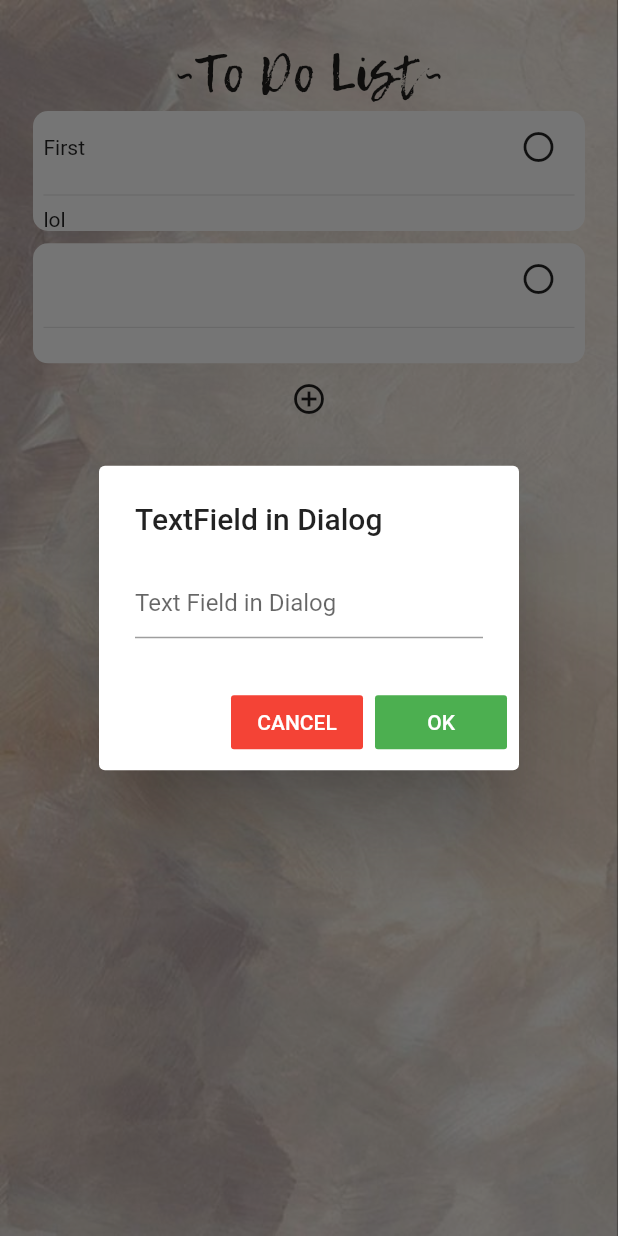
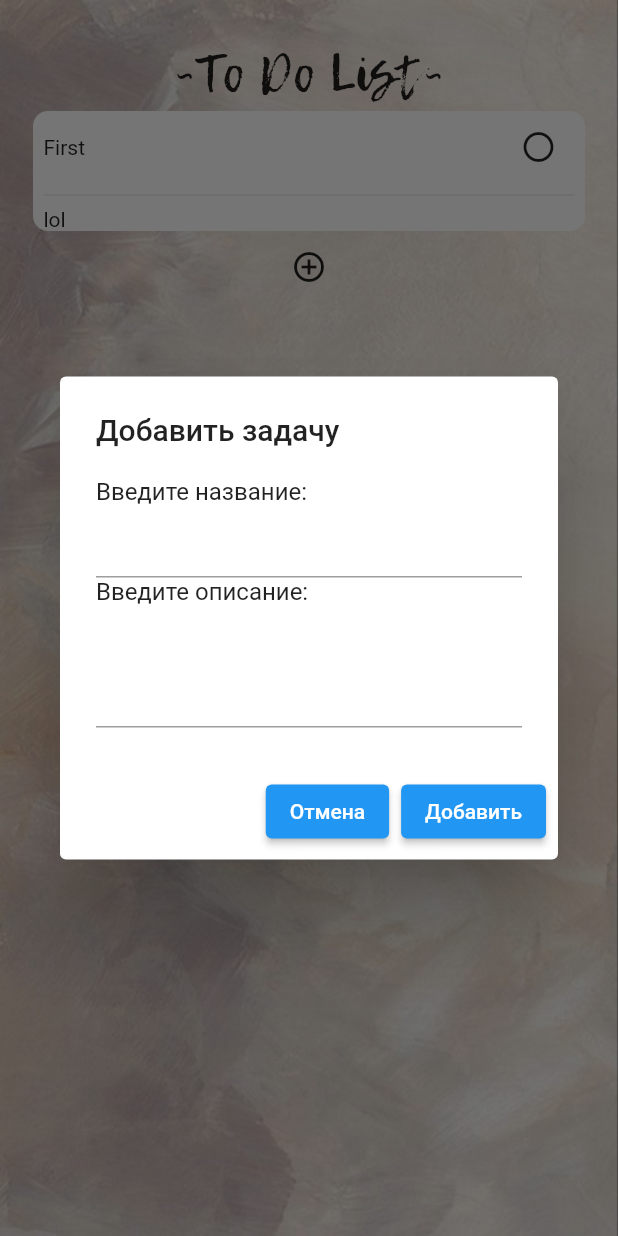
Before and after one commit to Stuzja/todo_list, a Flutter app: the screen it shows after launch, after a tap on the "add circle outline" icon, on a phone screen of 412 x 824 dp. Run offline on Flutter 3.47's test engine with Material 2 defaults, Android fonts, the light colour scheme and no system bars.

Commit message:
Диалоговое окно (без дизайна) добавления новой задачи

```diff
--- a/lib/widgets/notes_widget.dart
+++ b/lib/widgets/notes_widget.dart
@@ -12,37 +12,50 @@ class NotesWidget extends StatefulWidget {
 }
 
 class NotesWidgetState extends State<NotesWidget> {
-  Future<void> _displayTextInputDialog(BuildContext context) async {
+  Future<void> _displayAddNoteDialog(BuildContext contex) async {
+    String title = "";
+    String text = "";
     return showDialog(
         context: context,
         builder: (context) {
           return AlertDialog(
-            title: Text('TextField in Dialog'),
-            content: TextField(
-              onChanged: (value) {
-                setState(() {});
-              },
-              //  controller: _textFieldController,
-              decoration: InputDecoration(hintText: "Text Field in Dialog"),
-            ),
+            title: const Text('Добавить задачу'),
+            content: SingleChildScrollView(
+                child: Wrap(children: [
+              Text("Введите название:"),
+              TextFormField(
+                onChanged: (value) {
+                  setState(() {
+                    title = value;
+                  });
+                },
+              ),
+              Text("Введите описание:"),
+              TextFormField(
+                maxLines: 3,
+                onChanged: (value) {
+                  setState(() {
+                    text = value;
+                  });
+                },
+              ),
+            ])),
             actions: <Widget>[
-              FlatButton(
-                color: Colors.red,
-                textColor: Colors.white,
-                child: Text('CANCEL'),
+              ElevatedButton(
+                child: Text('Отмена'),
                 onPressed: () {
                   setState(() {
                     Navigator.pop(context);
                   });
                 },
               ),
-              FlatButton(
-                color: Colors.green,
-                textColor: Colors.white,
-                child: Text('OK'),
+              ElevatedButton(
+                child: Text('Добавить'),
                 onPressed: () {
                   setState(() {
                     Navigator.pop(context);
+                    widget.notes
+                        .add(Note(title: title, text: text, completed: false));
                   });
                 },
               ),
@@ -83,11 +96,8 @@ class NotesWidgetState extends State<NotesWidget> {
                     ),
                     IconButton(
                         onPressed: () {
-                           _displayTextInputDialog(context);
-                          setState(() {
-                            widget.notes.add(
-                                Note(title: "", text: "", completed: false));
-                          });
+                          _displayAddNoteDialog(context);
+                          setState(() {});
                         },
                         icon: const Icon(Icons.add_circle_outline))
                   ],
```
